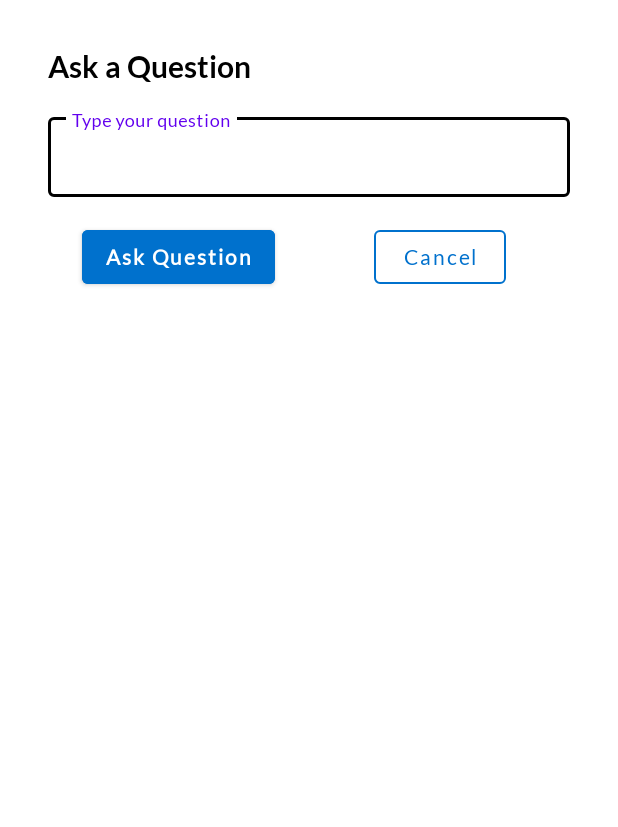
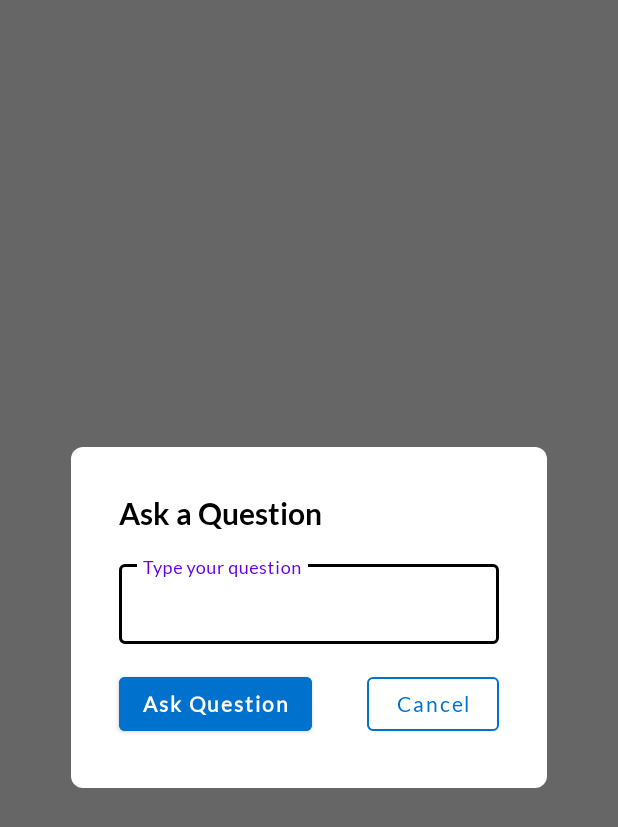
Before and after one commit to VibhorChinda/VIT-Hack-App, an Android app: the fragment DynamicFaq shown on its own in the app's theme, on a phone screen of 412 x 824 dp. Shown: the top 827 px of the screen. Run offline under Robolectric (Android 15) with nearby library versions, the phone set to English and light mode, and no system bars; libraries missing offline, so code that uses them is left out: org.kodein.di; 2 statements that could not run were skipped.

Commit message:
add: DynamicFaq

```diff
--- a/app/src/main/java/com/benrostudios/vithackapp/ui/home/dynamicfaq/DynamicFaq.kt
+++ b/app/src/main/java/com/benrostudios/vithackapp/ui/home/dynamicfaq/DynamicFaq.kt
@@ -1,32 +1,69 @@
 package com.benrostudios.vithackapp.ui.home.dynamicfaq
 
+import android.graphics.Color
+import android.graphics.drawable.ColorDrawable
 import androidx.lifecycle.ViewModelProviders
 import android.os.Bundle
 import androidx.fragment.app.Fragment
 import android.view.LayoutInflater
 import android.view.View
 import android.view.ViewGroup
+import android.view.Window
+import androidx.fragment.app.DialogFragment
+import androidx.lifecycle.Observer
+import androidx.lifecycle.ViewModelProvider
 import com.benrostudios.vithackapp.R
+import com.benrostudios.vithackapp.ui.home.faq.FaqViewModel
+import com.benrostudios.vithackapp.ui.home.faq.FaqViewModelFactory
+import com.benrostudios.vithackapp.utils.isValidAlphaNumeric
+import com.benrostudios.vithackapp.utils.shortToaster
+import kotlinx.android.synthetic.main.dynamic_faq_fragment.*
+import org.kodein.di.Kodein
+import org.kodein.di.KodeinAware
+import org.kodein.di.android.x.closestKodein
+import org.kodein.di.generic.instance
 
-class DynamicFaq : Fragment() {
+class DynamicFaq : DialogFragment(), KodeinAware {
+
+    override val kodein: Kodein by closestKodein()
+    private val viewModelFactory: FaqViewModelFactory by instance()
 
     companion object {
         fun newInstance() = DynamicFaq()
     }
 
-    private lateinit var viewModel: DynamicFaqViewModel
+    private lateinit var viewModel: FaqViewModel
 
     override fun onCreateView(
         inflater: LayoutInflater, container: ViewGroup?,
         savedInstanceState: Bundle?
     ): View? {
+        if (dialog != null && dialog?.window != null) {
+            dialog!!.window?.setBackgroundDrawable( ColorDrawable(Color.TRANSPARENT));
+            dialog!!.window?.requestFeature(Window.FEATURE_NO_TITLE);
+        }
         return inflater.inflate(R.layout.dynamic_faq_fragment, container, false)
     }
 
     override fun onActivityCreated(savedInstanceState: Bundle?) {
         super.onActivityCreated(savedInstanceState)
-        viewModel = ViewModelProviders.of(this).get(DynamicFaqViewModel::class.java)
-        // TODO: Use the ViewModel
+        viewModel = ViewModelProvider(this,viewModelFactory).get(FaqViewModel::class.java)
+        dynamic_faq_cancel_btn.setOnClickListener {
+            dismiss()
+        }
+        dynamic_faq_ask_question_btn.setOnClickListener {
+            if(dynamic_faq_question_input.isValidAlphaNumeric("Question")){
+                postQuestion(dynamic_faq_question_input.text.toString())
+            }
+        }
     }
-
+    fun postQuestion(question: String){
+        viewModel.postFaq(question)
+        viewModel.postFaqStatus.observe(viewLifecycleOwner, Observer {
+            if(it){
+                requireActivity().shortToaster("Question Posted Successfully!")
+                dismiss()
+            }
+        })
+    }
 }
--- a/app/src/main/java/com/benrostudios/vithackapp/ui/home/dynamicfaq/DynamicFaqViewModel.kt
+++ /dev/null
@@ -1,7 +0,0 @@
-package com.benrostudios.vithackapp.ui.home.dynamicfaq
-
-import androidx.lifecycle.ViewModel
-
-class DynamicFaqViewModel : ViewModel() {
-    // TODO: Implement the ViewModel
-}
--- a/app/src/main/java/com/benrostudios/vithackapp/ui/home/faq/Faq.kt
+++ b/app/src/main/java/com/benrostudios/vithackapp/ui/home/faq/Faq.kt
@@ -12,6 +12,7 @@ import androidx.recyclerview.widget.LinearLayoutManager
 import com.benrostudios.vithackapp.R
 import com.benrostudios.vithackapp.adapters.FaqAdapter
 import com.benrostudios.vithackapp.ui.base.ScopedFragment
+import com.benrostudios.vithackapp.ui.home.dynamicfaq.DynamicFaq
 import kotlinx.android.synthetic.main.faq_fragment.*
 import kotlinx.coroutines.launch
 import org.kodein.di.Kodein
@@ -43,6 +44,10 @@ class Faq : ScopedFragment(), KodeinAware {
         viewModel = ViewModelProvider(this,viewModelFactory).get(FaqViewModel::class.java)
         faq_recyclerView.layoutManager = LinearLayoutManager(requireContext())
         fetchFaq()
+        test_faq_btn.setOnClickListener {
+            val dialogFragment = DynamicFaq()
+            dialogFragment.show(activity?.supportFragmentManager!!,dialogFragment.tag)
+        }
     }
 
     private fun fetchFaq() = launch {
--- /dev/null
+++ b/app/src/main/res/drawable/dialog_frag_bg.xml
@@ -0,0 +1,6 @@
+<?xml version="1.0" encoding="utf-8"?>
+<shape xmlns:android="http://schemas.android.com/apk/res/android"
+    android:shape="rectangle">
+    <solid android:color="@android:color/white" />
+    <corners android:radius="8dp" />
+</shape>
--- a/app/src/main/res/layout/dynamic_faq_fragment.xml
+++ b/app/src/main/res/layout/dynamic_faq_fragment.xml
@@ -2,8 +2,9 @@
 <androidx.constraintlayout.widget.ConstraintLayout xmlns:android="http://schemas.android.com/apk/res/android"
     xmlns:app="http://schemas.android.com/apk/res-auto"
     xmlns:tools="http://schemas.android.com/tools"
-    android:layout_width="match_parent"
+    android:layout_width="wrap_content"
     android:layout_height="wrap_content"
+    android:background="@drawable/dialog_frag_bg"
     tools:context=".ui.home.dynamicfaq.DynamicFaq">
 
 
@@ -22,7 +23,7 @@
     <com.google.android.material.textfield.TextInputLayout
         android:id="@+id/outlinedTextField"
         style="@style/Widget.MaterialComponents.TextInputLayout.OutlinedBox"
-        android:layout_width="match_parent"
+        android:layout_width="0dp"
         android:layout_height="wrap_content"
         android:layout_marginStart="32dp"
         android:layout_marginTop="16dp"
@@ -39,7 +40,7 @@
             android:layout_width="match_parent"
             android:layout_height="wrap_content"
             android:maxLength="100"
-            android:maxLines="5" />
+            android:maxLines="2" />
     </com.google.android.material.textfield.TextInputLayout>
 
     <com.google.android.material.button.MaterialButton
@@ -62,7 +63,7 @@
         android:layout_width="wrap_content"
         android:layout_height="wrap_content"
         android:orientation="vertical"
-        app:layout_constraintGuide_percent="0.5" />
+        app:layout_constraintGuide_percent="0.50666666" />
 
     <com.google.android.material.button.MaterialButton
         android:id="@+id/dynamic_faq_cancel_btn"
@@ -74,7 +75,6 @@
         android:textAllCaps="false"
         android:textColor="@color/blue_accent"
         app:layout_constraintEnd_toEndOf="@+id/outlinedTextField"
-        app:layout_constraintStart_toStartOf="@+id/guideline"
         app:layout_constraintTop_toTopOf="@+id/dynamic_faq_ask_question_btn"
         app:strokeColor="@color/blue_accent" />
 
```
Also changed, not shown: app/src/main/java/com/benrostudios/vithackapp/ui/home/faq/FaqViewModel.kt (+8 -2 lines), app/src/main/res/layout/activity_home.xml (+10 -6 lines), app/src/main/res/layout/faq_fragment.xml (+11 -2 lines), app/src/main/res/navigation/nav_graph_test.xml (added, +13 -0 lines).
